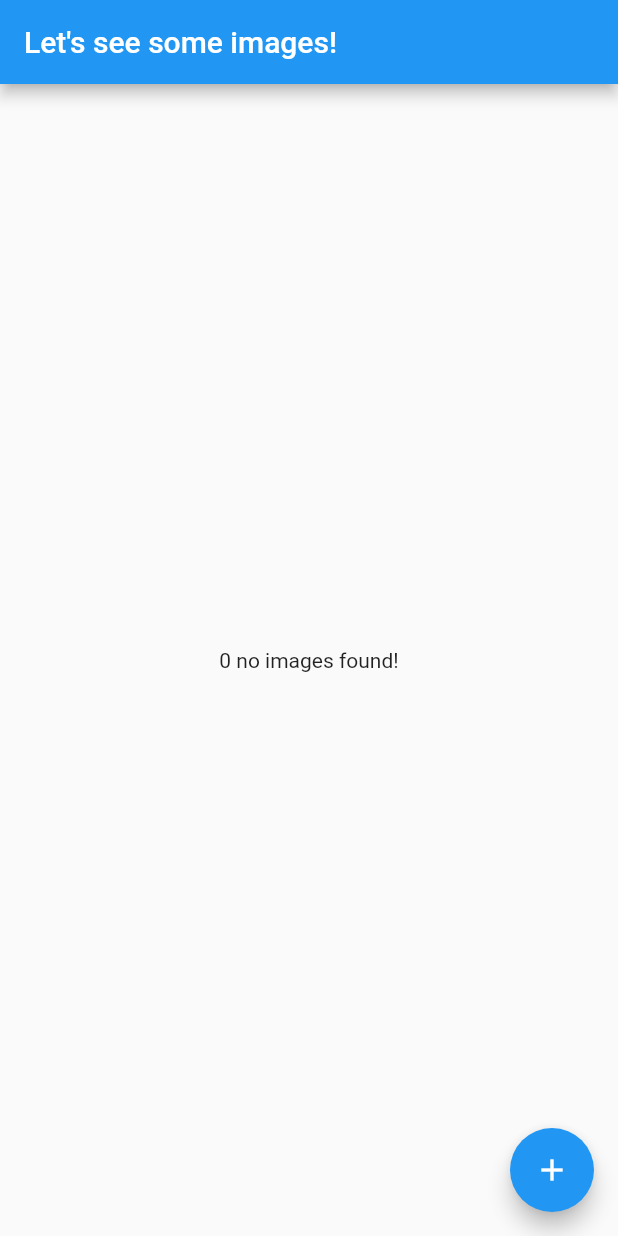
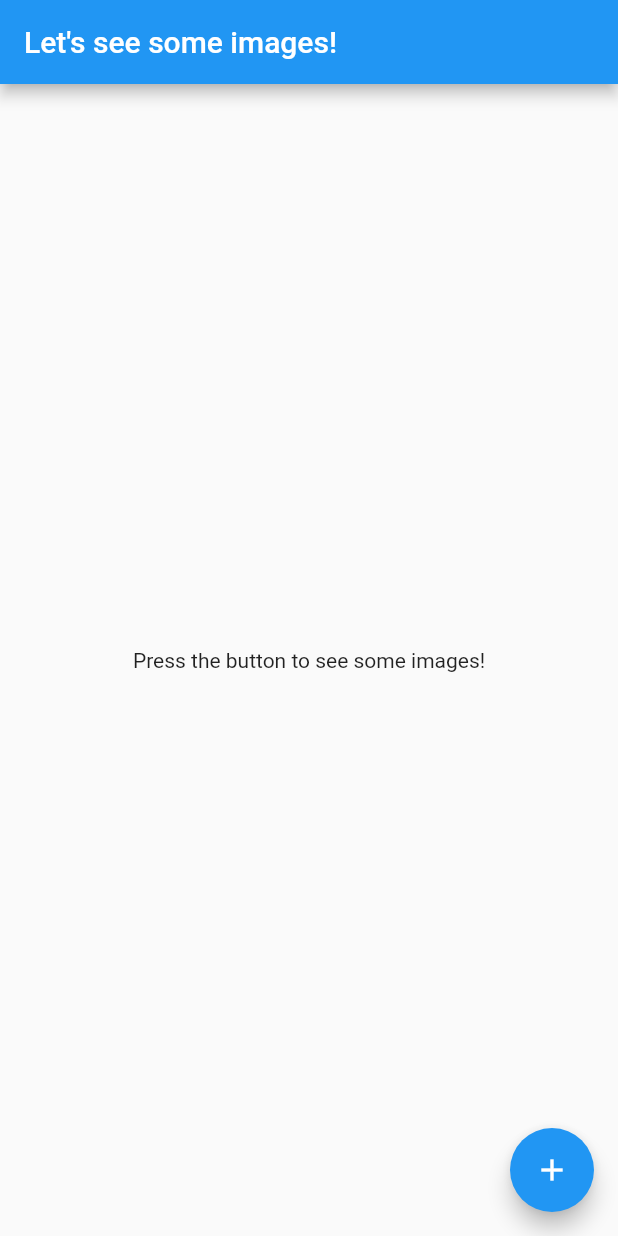
Before and after one commit to Aceser199/Pics, a Flutter app: the screen it shows after launch, on a phone screen of 412 x 824 dp. Run offline on Flutter 3.47's test engine with Material 2 defaults, Android fonts, the phone set to English and light mode, and no system bars.

Commit message:
added the images

```diff
--- a/lib/main.dart
+++ b/lib/main.dart
@@ -19,7 +19,7 @@ class MyApp extends StatelessWidget {
         ),
       ],
       child: MaterialApp(
-        title: 'Flutter Demo',
+        title: 'Random Pics Demo',
         theme: ThemeData(
           primarySwatch: Colors.blue,
         ),
--- a/lib/screens/home_screen.dart
+++ b/lib/screens/home_screen.dart
@@ -1,4 +1,7 @@
 import 'package:flutter/material.dart';
+import 'package:pics/providers/photos.dart';
+import 'package:pics/widgets/image_list.dart';
+import 'package:provider/provider.dart';
 
 class HomeScreen extends StatefulWidget {
   const HomeScreen({super.key});
@@ -20,15 +23,19 @@ class _HomeScreenState extends State<HomeScreen> {
         onPressed: fetchImage,
         child: const Icon(Icons.add),
       ),
-      body: Center(
-        child: Text('$counter no images found!'),
-      ),
+      body: counter == 0
+          ? const Center(
+              child: Text('Press the button to see some images!'),
+            )
+          : const ImageList(),
     );
   }
 
-  void fetchImage() {
+  void fetchImage() async {
+    counter += 1;
+    await Provider.of<Photos>(context, listen: false).fetchOnePhoto(counter);
     setState(() {
-      counter++;
+      counter = counter;
     });
   }
 }
```
Also changed, not shown: lib/providers/photos.dart (+8 -0 lines), lib/widgets/image_card.dart (added, +31 -0 lines), lib/widgets/image_list.dart (added, +19 -0 lines).
